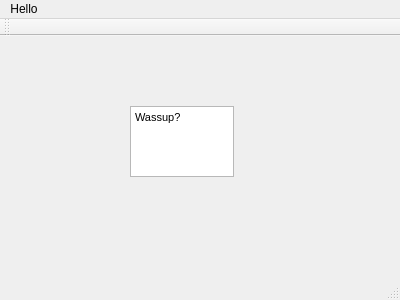
First picture: the form in mainwindow.ui, repository wajeehmisbahkhan/hellogit, before the edit.
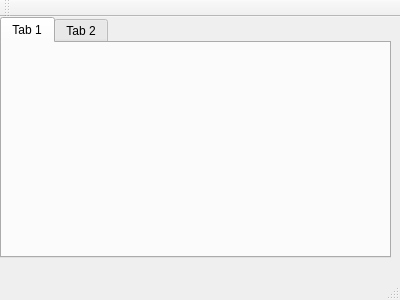
Second picture: the form after the edit.

Patch:
```diff
--- a/mainwindow.ui
+++ b/mainwindow.ui
@@ -14,22 +14,28 @@
    <string>MainWindow</string>
   </property>
   <widget class="QWidget" name="centralWidget">
-   <widget class="QTextEdit" name="textEdit">
+   <widget class="QTabWidget" name="tabWidget">
     <property name="geometry">
      <rect>
-      <x>130</x>
-      <y>70</y>
-      <width>104</width>
-      <height>71</height>
+      <x>0</x>
+      <y>0</y>
+      <width>391</width>
+      <height>241</height>
      </rect>
     </property>
-    <property name="html">
-     <string>&lt;!DOCTYPE HTML PUBLIC &quot;-//W3C//DTD HTML 4.0//EN&quot; &quot;http://www.w3.org/TR/REC-html40/strict.dtd&quot;&gt;
-&lt;html&gt;&lt;head&gt;&lt;meta name=&quot;qrichtext&quot; content=&quot;1&quot; /&gt;&lt;style type=&quot;text/css&quot;&gt;
-p, li { white-space: pre-wrap; }
-&lt;/style&gt;&lt;/head&gt;&lt;body style=&quot; font-family:'MS Shell Dlg 2'; font-size:8.25pt; font-weight:400; font-style:normal;&quot;&gt;
-&lt;p style=&quot; margin-top:0px; margin-bottom:0px; margin-left:0px; margin-right:0px; -qt-block-indent:0; text-indent:0px;&quot;&gt;Wassup?&lt;/p&gt;&lt;/body&gt;&lt;/html&gt;</string>
+    <property name="currentIndex">
+     <number>0</number>
     </property>
+    <widget class="QWidget" name="tab">
+     <attribute name="title">
+      <string>Tab 1</string>
+     </attribute>
+    </widget>
+    <widget class="QWidget" name="tab_2">
+     <attribute name="title">
+      <string>Tab 2</string>
+     </attribute>
+    </widget>
    </widget>
   </widget>
   <widget class="QMenuBar" name="menuBar">
@@ -41,16 +47,6 @@
      <height>21</height>
     </rect>
    </property>
-   <widget class="QMenu" name="menuHello">
-    <property name="title">
-     <string>Hello</string>
-    </property>
-    <addaction name="actionWow"/>
-    <addaction name="actionThis_is"/>
-    <addaction name="separator"/>
-    <addaction name="actionPretty_easy"/>
-   </widget>
-   <addaction name="menuHello"/>
   </widget>
   <widget class="QToolBar" name="mainToolBar">
    <attribute name="toolBarArea">
```
Left out of the diff: 15 changed lines with no effect on the pictures.
